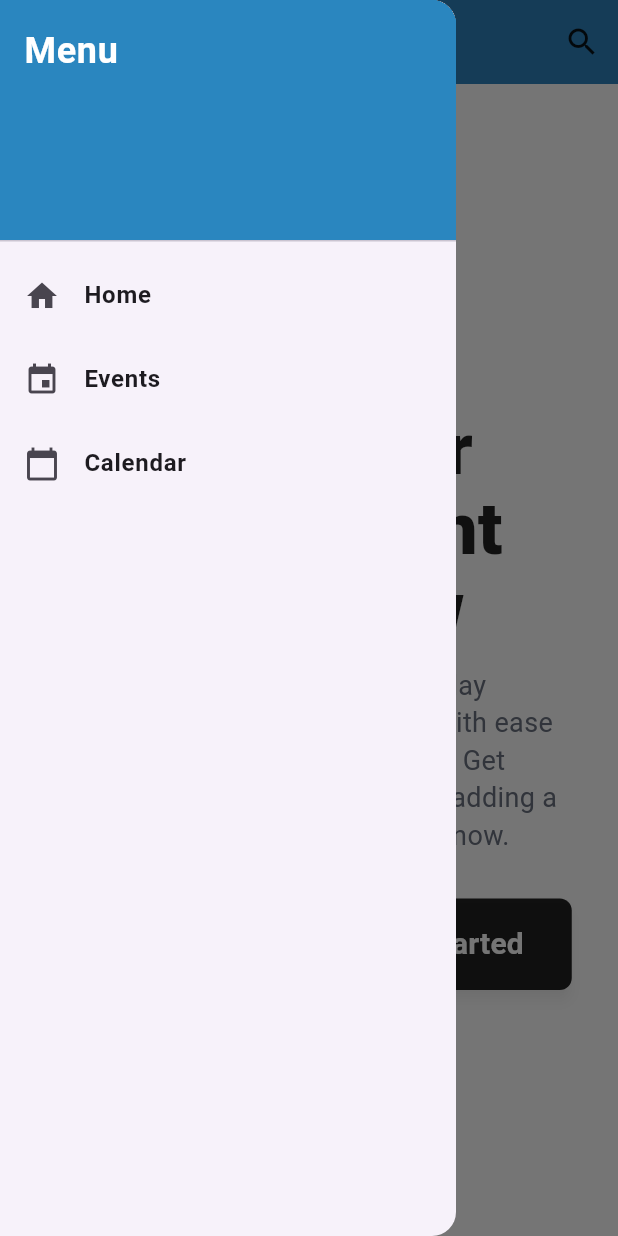
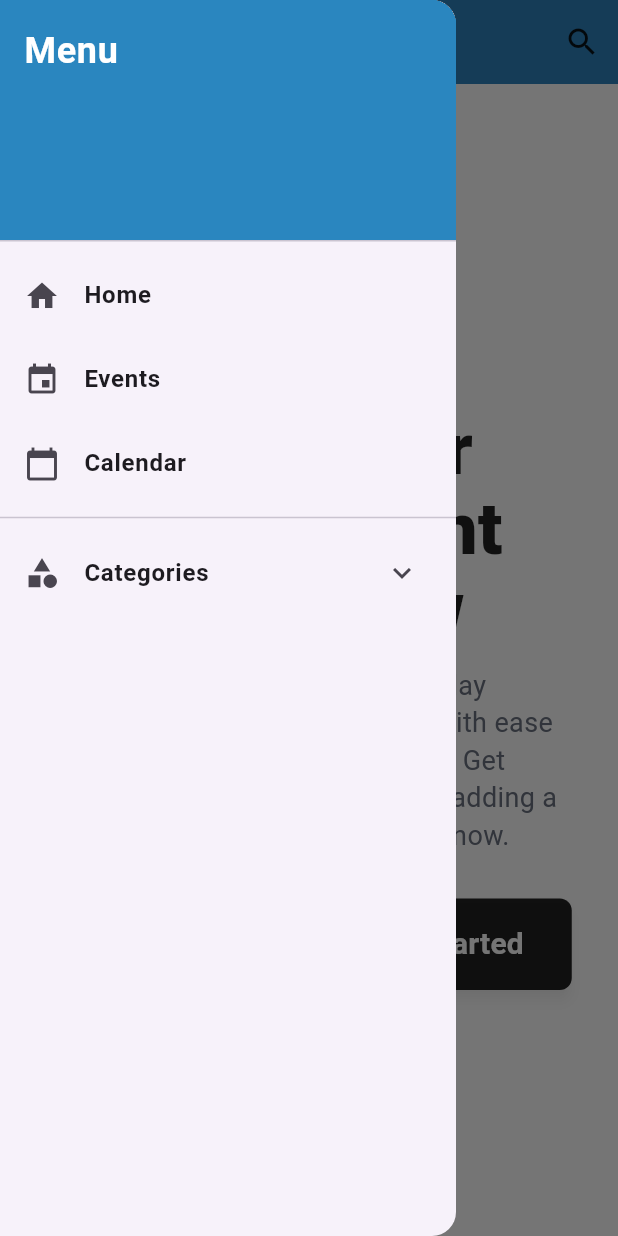
Before and after one commit to Aqilah87/Event_Reminder, a Flutter app: the HomeScreen screen opened directly, with the side drawer open, on a phone screen of 412 x 824 dp. Run offline on Flutter 3.47's test engine with Material 3 defaults, Android fonts, the phone set to English and light mode, and no system bars; our stand-ins replace hive, hive_flutter, table_calendar; accounts and stored records are empty.

Commit message:
add category in drawer

```diff
--- a/lib/screens/home_screen.dart
+++ b/lib/screens/home_screen.dart
@@ -96,6 +96,56 @@ class HomeScreen extends StatelessWidget {
               );
             },
           ),
+          const Divider(),
+
+          // 🔽Dropdown Categories
+          ExpansionTile(
+            leading: const Icon(Icons.category),
+            title: const Text('Categories', style: TextStyle(fontWeight: FontWeight.bold),
+            ),
+            children: [
+              ListTile(
+            leading: const Icon(Icons.business, color: Colors.blue),
+            title: const Text('Meeting'),
+            onTap: () {
+              Navigator.pop(context);
+              // TODO: Navigate or filter Meeting category
+            },
+              ),
+              ListTile(
+            leading: const Icon(Icons.alarm, color: Colors.green),
+            title: const Text('Reminder'),
+            onTap: () {
+              Navigator.pop(context);
+              // TODO: Navigate or filter Reminder category
+            },
+              ),
+              ListTile(
+            leading: const Icon(Icons.cake, color: Colors.orange),
+            title: const Text('Birthday'),
+            onTap: () {
+              Navigator.pop(context);
+              // TODO: Navigate or filter Birthday category
+            },
+              ),
+              ListTile(
+            leading: const Icon(Icons.favorite, color: Colors.red),
+            title: const Text('Anniversary'),
+            onTap: () {
+              Navigator.pop(context);
+              // TODO: Navigate or filter Anniversary category
+            },
+              ),
+              ListTile(
+            leading: const Icon(Icons.refresh),
+            title: const Text('All Events'),
+            onTap: () {
+              Navigator.pop(context);
+              // TODO: Reset category filter
+            },
+              ),
+            ],
+          ),
             ],
           ),
         ),
```
Also changed, not shown: lib/data/category_data.dart (added, +9 -0 lines), lib/models/category.dart (added, +13 -0 lines). Lines whose indentation alone changed are shown as unchanged.
